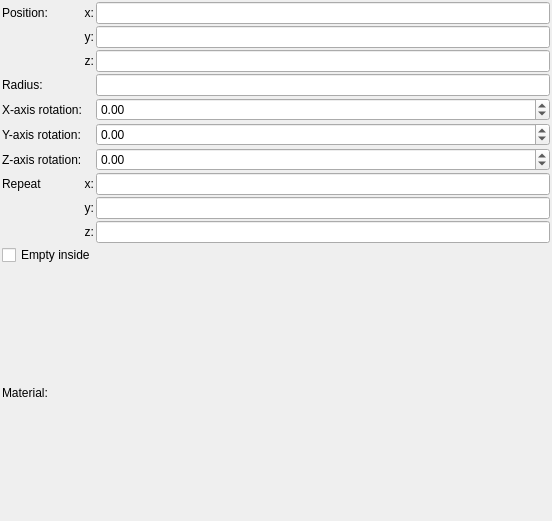
Qt form mandelbulber2/formula/ui/primitive_sphere.ui (buddhi1980/mandelbulber2) before a commit.
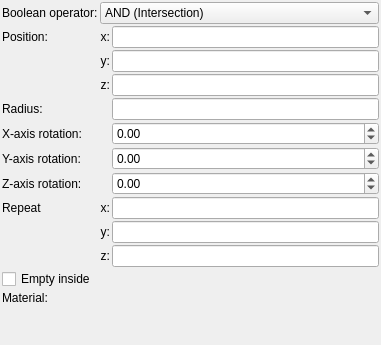
The same form after that commit. Custom widgets are drawn as their Qt base class.

Commit message: Added boolean operators for primitive objects TODO: OpenCL code for operators

What changed in the file:
```diff
--- a/mandelbulber2/formula/ui/primitive_sphere.ui
+++ b/mandelbulber2/formula/ui/primitive_sphere.ui
@@ -6,8 +6,8 @@
    <rect>
     <x>0</x>
     <y>0</y>
-    <width>552</width>
-    <height>521</height>
+    <width>381</width>
+    <height>345</height>
    </rect>
   </property>
   <property name="windowTitle">
@@ -34,110 +34,7 @@
      <property name="spacing">
       <number>2</number>
      </property>
-     <item row="11" column="1" colspan="2">
-      <widget class="cMaterialSelector" name="materialselector_material_id" native="true">
-       <property name="sizePolicy">
-        <sizepolicy hsizetype="Preferred" vsizetype="Minimum">
-         <horstretch>0</horstretch>
-         <verstretch>0</verstretch>
-        </sizepolicy>
-       </property>
-      </widget>
-     </item>
-     <item row="0" column="1">
-      <widget class="QLabel" name="label_11">
-       <property name="text">
-        <string>x:</string>
-       </property>
-       <property name="alignment">
-        <set>Qt::AlignRight|Qt::AlignTrailing|Qt::AlignVCenter</set>
-       </property>
-      </widget>
-     </item>
-     <item row="3" column="2">
-      <widget class="MyLineEdit" name="logedit_radius">
-       <property name="sizePolicy">
-        <sizepolicy hsizetype="Expanding" vsizetype="Maximum">
-         <horstretch>0</horstretch>
-         <verstretch>0</verstretch>
-        </sizepolicy>
-       </property>
-      </widget>
-     </item>
-     <item row="5" column="2">
-      <widget class="MyDoubleSpinBox" name="spinboxd3_rotation_y">
-       <property name="sizePolicy">
-        <sizepolicy hsizetype="Minimum" vsizetype="Maximum">
-         <horstretch>0</horstretch>
-         <verstretch>0</verstretch>
-        </sizepolicy>
-       </property>
-       <property name="prefix">
-        <string/>
-       </property>
-       <property name="suffix">
-        <string/>
-       </property>
-       <property name="decimals">
-        <number>2</number>
-       </property>
-       <property name="minimum">
-        <double>-36000.000000000000000</double>
-       </property>
-       <property name="maximum">
-        <double>36000.000000000000000</double>
-       </property>
-       <property name="singleStep">
-        <double>0.100000000000000</double>
-       </property>
-      </widget>
-     </item>
-     <item row="4" column="2">
-      <widget class="MyDoubleSpinBox" name="spinboxd3_rotation_x">
-       <property name="sizePolicy">
-        <sizepolicy hsizetype="Minimum" vsizetype="Maximum">
-         <horstretch>0</horstretch>
-         <verstretch>0</verstretch>
-        </sizepolicy>
-       </property>
-       <property name="prefix">
-        <string/>
-       </property>
-       <property name="suffix">
-        <string/>
-       </property>
-       <property name="decimals">
-        <number>2</number>
-       </property>
-       <property name="minimum">
-        <double>-36000.000000000000000</double>
-       </property>
-       <property name="maximum">
-        <double>36000.000000000000000</double>
-       </property>
-       <property name="singleStep">
-        <double>0.100000000000000</double>
-       </property>
-      </widget>
-     </item>
-     <item row="5" column="0">
-      <widget class="QLabel" name="label_y_rotation">
-       <property name="text">
-        <string>Y-axis rotation:</string>
-       </property>
-      </widget>
-     </item>
-     <item row="8" column="2">
-      <widget class="MyLineEdit" name="vect3_repeat_y">
-       <property name="sizePolicy">
-        <sizepolicy hsizetype="Expanding" vsizetype="Maximum">
-         <horstretch>0</horstretch>
-         <verstretch>0</verstretch>
-        </sizepolicy>
-       </property>
-      </widget>
-     </item>
-     <item row="1" column="2">
+     <item row="2" column="2">
       <widget class="MyLineEdit" name="vect3_position_y">
        <property name="sizePolicy">
         <sizepolicy hsizetype="Expanding" vsizetype="Maximum">
@@ -147,194 +44,358 @@
        </property>
       </widget>
      </item>
-     <item row="7" column="1">
-      <widget class="QLabel" name="label_repeat_x_2">
-       <property name="text">
-        <string>x:</string>
-       </property>
-       <property name="alignment">
-        <set>Qt::AlignRight|Qt::AlignTrailing|Qt::AlignVCenter</set>
-       </property>
-      </widget>
-     </item>
-     <item row="2" column="1">
-      <widget class="QLabel" name="label_13">
-       <property name="text">
-        <string>z:</string>
-       </property>
-       <property name="alignment">
-        <set>Qt::AlignRight|Qt::AlignTrailing|Qt::AlignVCenter</set>
-       </property>
-      </widget>
-     </item>
-     <item row="3" column="0">
+     <item row="4" column="0">
       <widget class="QLabel" name="label_7">
        <property name="text">
         <string>Radius:</string>
        </property>
       </widget>
      </item>
-     <item row="6" column="2">
-      <widget class="MyDoubleSpinBox" name="spinboxd3_rotation_z">
+     <item row="2" column="1">
+      <widget class="QLabel" name="label_12">
+       <property name="text">
+        <string>y:</string>
+       </property>
+       <property name="alignment">
+        <set>Qt::AlignRight|Qt::AlignTrailing|Qt::AlignVCenter</set>
+       </property>
+      </widget>
+     </item>
+     <item row="10" column="2">
+      <widget class="MyLineEdit" name="vect3_repeat_z">
+       <property name="sizePolicy">
+        <sizepolicy hsizetype="Expanding" vsizetype="Maximum">
+         <horstretch>0</horstretch>
+         <verstretch>0</verstretch>
+        </sizepolicy>
+       </property>
+      </widget>
+     </item>
+     <item row="3" column="1">
+      <widget class="QLabel" name="label_13">
+       <property name="text">
+        <string>z:</string>
+       </property>
+       <property name="alignment">
+        <set>Qt::AlignRight|Qt::AlignTrailing|Qt::AlignVCenter</set>
+       </property>
+      </widget>
+     </item>
+     <item row="11" column="0" colspan="3">
+      <widget class="MyCheckBox" name="checkBox_empty">
        <property name="sizePolicy">
         <sizepolicy hsizetype="Minimum" vsizetype="Maximum">
          <horstretch>0</horstretch>
          <verstretch>0</verstretch>
         </sizepolicy>
        </property>
-       <property name="prefix">
-        <string/>
+       <property name="text">
+        <string>Empty inside</string>
        </property>
-       <property name="suffix">
-        <string/>
+      </widget>
+     </item>
+     <item row="6" column="0">
+      <widget class="QLabel" name="label_y_rotation">
+       <property name="text">
+        <string>Y-axis rotation:</string>
        </property>
-       <property name="decimals">
-        <number>2</number>
-       </property>
-       <property name="minimum">
-        <double>-36000.000000000000000</double>
-       </property>
-       <property name="maximum">
-        <double>36000.000000000000000</double>
-       </property>
-       <property name="singleStep">
-        <double>0.100000000000000</double>
+      </widget>
+     </item>
+     <item row="3" column="2">
+      <widget class="MyLineEdit" name="vect3_position_z">
+       <property name="sizePolicy">
+        <sizepolicy hsizetype="Expanding" vsizetype="Maximum">
+         <horstretch>0</horstretch>
+         <verstretch>0</verstretch>
+        </sizepolicy>
        </property>
       </widget>
      </item>
      <item row="8" column="1">
-      <widget class="QLabel" name="label_repeat_y_2">
+      <widget class="QLabel" name="label_repeat_x_2">
        <property name="text">
-        <string>y:</string>
+        <string>x:</string>
        </property>
        <property name="alignment">
         <set>Qt::AlignRight|Qt::AlignTrailing|Qt::AlignVCenter</set>
        </property>
       </widget>
      </item>
-     <item row="4" column="0">
+     <item row="8" column="0">
+      <widget class="QLabel" name="label_2">
+       <property name="text">
+        <string>Repeat</string>
+       </property>
+      </widget>
+     </item>
+     <item row="5" column="0">
       <widget class="QLabel" name="label_x_rotation">
        <property name="text">
         <string>X-axis rotation:</string>
        </property>
       </widget>
      </item>
-     <item row="0" column="2">
-      <widget class="MyLineEdit" name="vect3_position_x">
-       <property name="sizePolicy">
-        <sizepolicy hsizetype="Expanding" vsizetype="Maximum">
-         <horstretch>0</horstretch>
-         <verstretch>0</verstretch>
-        </sizepolicy>
-       </property>
-      </widget>
-     </item>
-     <item row="0" column="0">
-      <widget class="QLabel" name="label_10">
-       <property name="text">
-        <string>Position:</string>
-       </property>
-      </widget>
-     </item>
-     <item row="9" column="1">
-      <widget class="QLabel" name="label_repeat_z_2">
-       <property name="text">
-        <string>z:</string>
-       </property>
-       <property name="alignment">
-        <set>Qt::AlignRight|Qt::AlignTrailing|Qt::AlignVCenter</set>
-       </property>
-      </widget>
-     </item>
-     <item row="6" column="0">
+     <item row="7" column="0">
       <widget class="QLabel" name="label_z_rotation">
        <property name="text">
         <string>Z-axis rotation:</string>
        </property>
       </widget>
      </item>
-     <item row="9" column="2">
-      <widget class="MyLineEdit" name="vect3_repeat_z">
-       <property name="sizePolicy">
-        <sizepolicy hsizetype="Expanding" vsizetype="Maximum">
-         <horstretch>0</horstretch>
-         <verstretch>0</verstretch>
-        </sizepolicy>
-       </property>
-      </widget>
-     </item>
-     <item row="1" column="1">
-      <widget class="QLabel" name="label_12">
+     <item row="1" column="0">
+      <widget class="QLabel" name="label_10">
        <property name="text">
-        <string>y:</string>
+        <string>Position:</string>
        </property>
-       <property name="alignment">
-        <set>Qt::AlignRight|Qt::AlignTrailing|Qt::AlignVCenter</set>
+      </widget>
+     </item>
+     <item row="6" column="2">
+      <widget class="MyDoubleSpinBox" name="spinboxd3_rotation_y">
+       <property name="sizePolicy">
+        <sizepolicy hsizetype="Minimum" vsizetype="Maximum">
+         <horstretch>0</horstretch>
+         <verstretch>0</verstretch>
+        </sizepolicy>
        </property>
+       <property name="prefix">
+        <string/>
+       </property>
+       <property name="suffix">
+        <string/>
+       </property>
+       <property name="decimals">
+        <number>2</number>
+       </property>
+       <property name="minimum">
+        <double>-36000.000000000000000</double>
+       </property>
+       <property name="maximum">
+        <double>36000.000000000000000</double>
+       </property>
+       <property name="singleStep">
+        <double>0.100000000000000</double>
+       </property>
       </widget>
      </item>
-     <item row="11" column="0">
+     <item row="5" column="2">
+      <widget class="MyDoubleSpinBox" name="spinboxd3_rotation_x">
+       <property name="sizePolicy">
+        <sizepolicy hsizetype="Minimum" vsizetype="Maximum">
+         <horstretch>0</horstretch>
+         <verstretch>0</verstretch>
+        </sizepolicy>
+       </property>
+       <property name="prefix">
+        <string/>
+       </property>
+       <property name="suffix">
+        <string/>
+       </property>
+       <property name="decimals">
+        <number>2</number>
+       </property>
+       <property name="minimum">
+        <double>-36000.000000000000000</double>
+       </property>
+       <property name="maximum">
+        <double>36000.000000000000000</double>
+       </property>
+       <property name="singleStep">
+        <double>0.100000000000000</double>
+       </property>
+      </widget>
+     </item>
+     <item row="8" column="2">
+      <widget class="MyLineEdit" name="vect3_repeat_x">
+       <property name="sizePolicy">
+        <sizepolicy hsizetype="Expanding" vsizetype="Maximum">
+         <horstretch>0</horstretch>
+         <verstretch>0</verstretch>
+        </sizepolicy>
+       </property>
+      </widget>
+     </item>
+     <item row="12" column="0">
       <widget class="QLabel" name="label_20">
        <property name="text">
         <string>Material:</string>
        </property>
       </widget>
      </item>
+     <item row="4" column="2">
+      <widget class="MyLineEdit" name="logedit_radius">
+       <property name="sizePolicy">
+        <sizepolicy hsizetype="Expanding" vsizetype="Maximum">
+         <horstretch>0</horstretch>
+         <verstretch>0</verstretch>
+        </sizepolicy>
+       </property>
+      </widget>
+     </item>
+     <item row="12" column="1" colspan="2">
+      <widget class="cMaterialSelector" name="materialselector_material_id" native="true">
+       <property name="sizePolicy">
+        <sizepolicy hsizetype="Preferred" vsizetype="Minimum">
+         <horstretch>0</horstretch>
+         <verstretch>0</verstretch>
+        </sizepolicy>
+       </property>
+      </widget>
+     </item>
+     <item row="10" column="1">
+      <widget class="QLabel" name="label_repeat_z_2">
+       <property name="text">
+        <string>z:</string>
+       </property>
+       <property name="alignment">
+        <set>Qt::AlignRight|Qt::AlignTrailing|Qt::AlignVCenter</set>
+       </property>
+      </widget>
+     </item>
+     <item row="1" column="2">
+      <widget class="MyLineEdit" name="vect3_position_x">
+       <property name="sizePolicy">
+        <sizepolicy hsizetype="Expanding" vsizetype="Maximum">
+         <horstretch>0</horstretch>
+         <verstretch>0</verstretch>
+        </sizepolicy>
+       </property>
+      </widget>
+     </item>
+     <item row="1" column="1">
+      <widget class="QLabel" name="label_11">
+       <property name="text">
+        <string>x:</string>
+       </property>
+       <property name="alignment">
+        <set>Qt::AlignRight|Qt::AlignTrailing|Qt::AlignVCenter</set>
+       </property>
+      </widget>
+     </item>
+     <item row="9" column="2">
+      <widget class="MyLineEdit" name="vect3_repeat_y">
+       <property name="sizePolicy">
+        <sizepolicy hsizetype="Expanding" vsizetype="Maximum">
+         <horstretch>0</horstretch>
+         <verstretch>0</verstretch>
+        </sizepolicy>
+       </property>
+      </widget>
+     </item>
      <item row="7" column="2">
-      <widget class="MyLineEdit" name="vect3_repeat_x">
-       <property name="sizePolicy">
-        <sizepolicy hsizetype="Expanding" vsizetype="Maximum">
-         <horstretch>0</horstretch>
-         <verstretch>0</verstretch>
-        </sizepolicy>
-       </property>
-      </widget>
-     </item>
-     <item row="7" column="0">
-      <widget class="QLabel" name="label_2">
-       <property name="text">
-        <string>Repeat</string>
-       </property>
-      </widget>
-     </item>
-     <item row="2" column="2">
-      <widget class="MyLineEdit" name="vect3_position_z">
-       <property name="sizePolicy">
-        <sizepolicy hsizetype="Expanding" vsizetype="Maximum">
-         <horstretch>0</horstretch>
-         <verstretch>0</verstretch>
-        </sizepolicy>
-       </property>
-      </widget>
-     </item>
-     <item row="10" column="0" colspan="3">
-      <widget class="MyCheckBox" name="checkBox_empty">
+      <widget class="MyDoubleSpinBox" name="spinboxd3_rotation_z">
        <property name="sizePolicy">
         <sizepolicy hsizetype="Minimum" vsizetype="Maximum">
          <horstretch>0</horstretch>
          <verstretch>0</verstretch>
         </sizepolicy>
        </property>
+       <property name="prefix">
+        <string/>
+       </property>
+       <property name="suffix">
+        <string/>
+       </property>
+       <property name="decimals">
+        <number>2</number>
+       </property>
+       <property name="minimum">
+        <double>-36000.000000000000000</double>
+       </property>
+       <property name="maximum">
+        <double>36000.000000000000000</double>
+       </property>
+       <property name="singleStep">
+        <double>0.100000000000000</double>
+       </property>
+      </widget>
+     </item>
+     <item row="9" column="1">
+      <widget class="QLabel" name="label_repeat_y_2">
        <property name="text">
-        <string>Empty inside</string>
+        <string>y:</string>
        </property>
+       <property name="alignment">
+        <set>Qt::AlignRight|Qt::AlignTrailing|Qt::AlignVCenter</set>
+       </property>
+      </widget>
+     </item>
+     <item row="0" column="0">
+      <widget class="QLabel" name="label_21">
+       <property name="text">
+        <string>Boolean operator:</string>
+       </property>
+       <property name="wordWrap">
+        <bool>true</bool>
+       </property>
+      </widget>
+     </item>
+     <item row="0" column="1" colspan="2">
+      <widget class="MyComboBox" name="comboBox_boolean_operator">
+       <property name="sizePolicy">
+        <sizepolicy hsizetype="Preferred" vsizetype="Preferred">
+         <horstretch>0</horstretch>
+         <verstretch>0</verstretch>
+        </sizepolicy>
+       </property>
+       <property name="toolTip">
+        <string>&lt;html&gt;&lt;head/&gt;&lt;body&gt;&lt;p&gt;Distance estimation is a method which calculates approximate distance to fractal surface from any point in space.&lt;/p&gt;&lt;p&gt;- Automatic mode uses distance estimation method defined for selected fractal&lt;/p&gt;&lt;p&gt;- Force &amp;quot;Delta DE&amp;quot; method uses  Delta DE algorithm which is slower but works also with untypical fractal configurations&lt;br/&gt;&lt;/p&gt;&lt;/body&gt;&lt;/html&gt;</string>
+       </property>
+       <item>
+        <property name="text">
+         <string>AND (Intersection)</string>
+        </property>
+       </item>
+       <item>
+        <property name="text">
+         <string>OR (Union)</string>
+        </property>
+       </item>
+       <item>
+        <property name="text">
+         <string>SUB (Complement)</string>
+        </property>
+       </item>
+       <item>
+        <property name="text">
+         <string>rev SUB (B-A)</string>
+        </property>
+       </item>
       </widget>
      </item>
     </layout>
    </item>
+   <item>
+    <spacer name="verticalSpacer">
+     <property name="orientation">
+      <enum>Qt::Vertical</enum>
+     </property>
+     <property name="sizeHint" stdset="0">
+      <size>
+       <width>20</width>
+       <height>40</height>
+      </size>
+     </property>
+    </spacer>
+   </item>
   </layout>
  </widget>
  <customwidgets>
-  <customwidget>
-   <class>MyLineEdit</class>
-   <extends>QLineEdit</extends>
-   <header>my_line_edit.h</header>
-  </customwidget>
   <customwidget>
    <class>MyDoubleSpinBox</class>
    <extends>QDoubleSpinBox</extends>
    <header>my_double_spin_box.h</header>
   </customwidget>
+  <customwidget>
+   <class>MyCheckBox</class>
+   <extends>QCheckBox</extends>
+   <header>my_check_box.h</header>
+  </customwidget>
+  <customwidget>
+   <class>MyLineEdit</class>
+   <extends>QLineEdit</extends>
+   <header>my_line_edit.h</header>
+  </customwidget>
   <customwidget>
    <class>cMaterialSelector</class>
    <extends>QWidget</extends>
@@ -342,9 +403,9 @@
    <container>1</container>
   </customwidget>
   <customwidget>
-   <class>MyCheckBox</class>
-   <extends>QCheckBox</extends>
-   <header>my_check_box.h</header>
+   <class>MyComboBox</class>
+   <extends>QComboBox</extends>
+   <header>my_combo_box.h</header>
   </customwidget>
  </customwidgets>
  <tabstops>
```
The commit also changes 12 other files.
